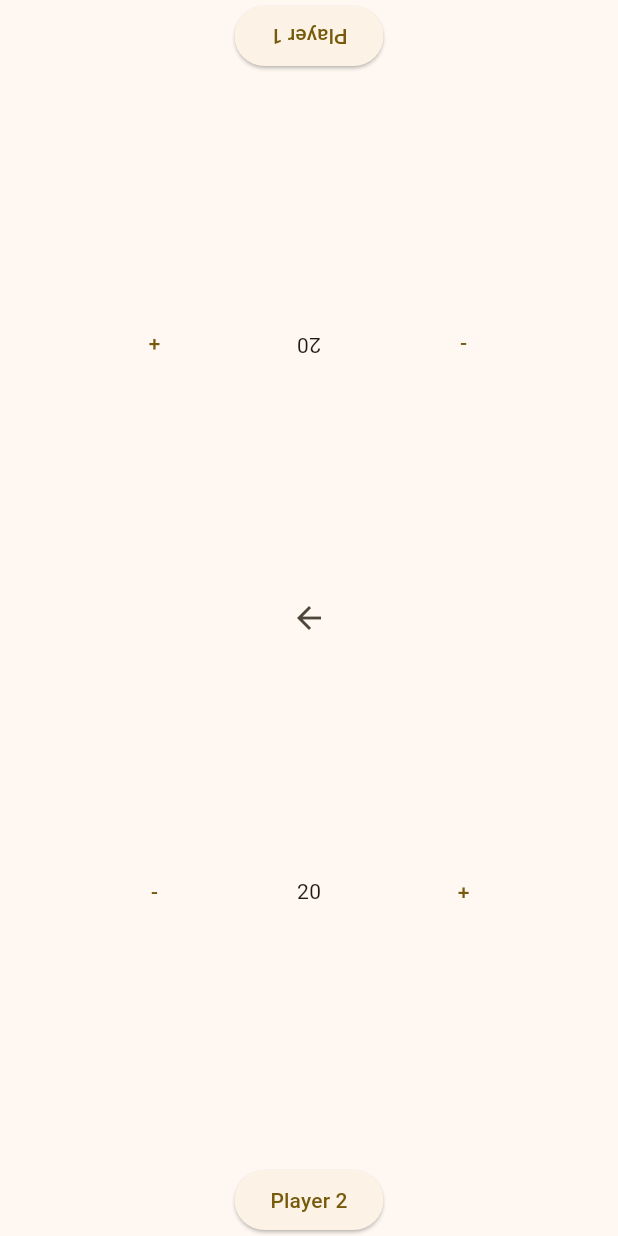
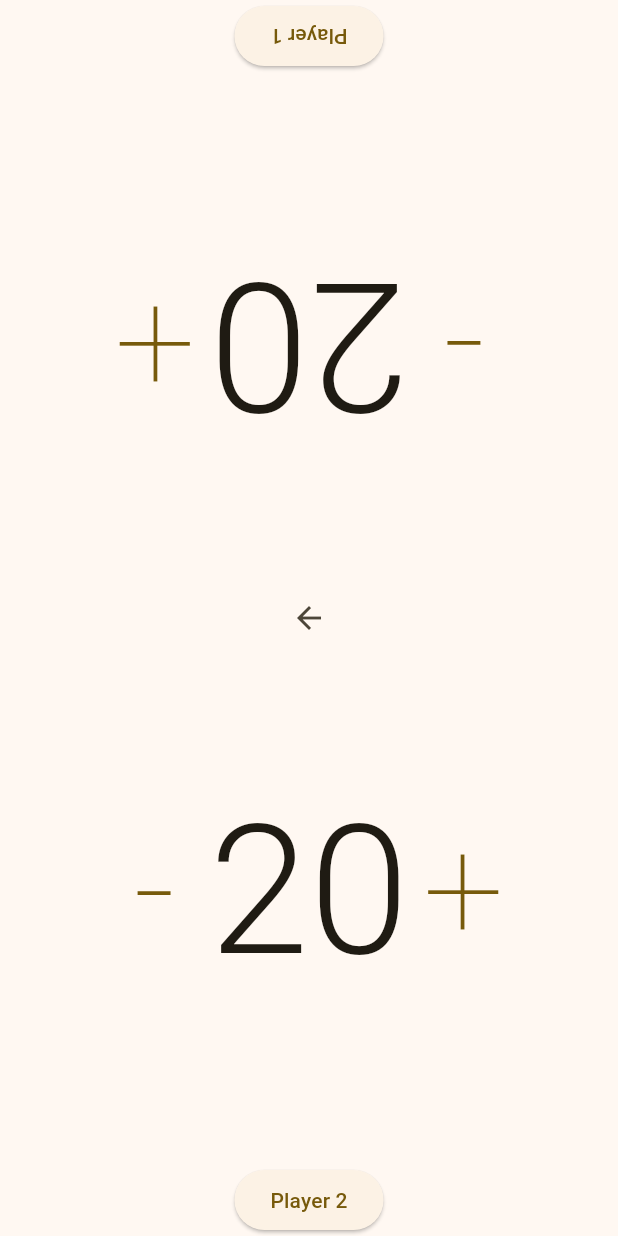
Before and after one commit to Zuramm/life_counter, a Flutter app: the screen it shows after launch, after a tap on "Start", on a phone screen of 412 x 824 dp. Run offline on Flutter 3.47's test engine with Material 3 defaults, Android fonts, the phone set to English and light mode, and no system bars.

Commit message:
feat(counter): increase font size

```diff
--- a/lib/components/player.dart
+++ b/lib/components/player.dart
@@ -1,5 +1,4 @@
 import 'package:flutter/material.dart';
-import 'package:flutter/services.dart';
 
 class Player extends StatefulWidget {
   const Player({
@@ -19,7 +18,7 @@ class _PlayerState extends State<Player> {
   int life = 0;
   String name = "Player";
 
-  TextEditingController _textFieldController = TextEditingController();
+  final TextEditingController _textFieldController = TextEditingController();
 
   @override
   void initState() {
@@ -32,20 +31,23 @@ class _PlayerState extends State<Player> {
 
   @override
   Widget build(BuildContext context) {
+    const buttonStyle = TextStyle(fontSize: 96.0, fontWeight: FontWeight.w100);
     return Column(
       children: [
         Expanded(
           child: Stack(
             children: [
               Center(
-                child: Text(life.toString()),
+                child: Text(life.toString(),
+                    style: const TextStyle(
+                        fontSize: 120.0, fontWeight: FontWeight.w300)),
               ),
               Row(
                 crossAxisAlignment: CrossAxisAlignment.stretch,
                 children: [
                   Expanded(
                     child: TextButton(
-                      child: Text("-"),
+                      child: const Text("-", style: buttonStyle),
                       onPressed: () {
                         setState(() {
                           life -= 1;
@@ -60,7 +62,7 @@ class _PlayerState extends State<Player> {
                   ),
                   Expanded(
                     child: TextButton(
-                      child: Text("+"),
+                      child: const Text("+", style: buttonStyle),
                       onPressed: () {
                         setState(() {
                           life += 1;
@@ -86,20 +88,20 @@ class _PlayerState extends State<Player> {
               builder: (context) {
                 _textFieldController.text = name;
                 return AlertDialog(
-                  title: Text('Change Player Name'),
+                  title: const Text('Change Player Name'),
                   content: TextField(
                     controller: _textFieldController,
-                    decoration: InputDecoration(hintText: "Player Name"),
+                    decoration: const InputDecoration(hintText: "Player Name"),
                   ),
                   actions: <Widget>[
                     TextButton(
-                      child: Text('Cancel'),
+                      child: const Text('Cancel'),
                       onPressed: () {
                         Navigator.pop(context);
                       },
                     ),
                     ElevatedButton(
-                      child: Text('Change'),
+                      child: const Text('Change'),
                       onPressed: () {
                         Navigator.pop(context, _textFieldController.text);
                       },
--- a/lib/views/counter.dart
+++ b/lib/views/counter.dart
@@ -257,7 +257,7 @@ class Counter extends StatelessWidget {
         );
         break;
       default:
-        layout = Center(
+        layout = const Center(
           child: Text("Invalid number of players"),
         );
         break;
@@ -280,7 +280,7 @@ class Counter extends StatelessWidget {
               },
             ),
           ),
-          Center(
+          const Center(
             child: BackButton(),
           )
         ],
```
